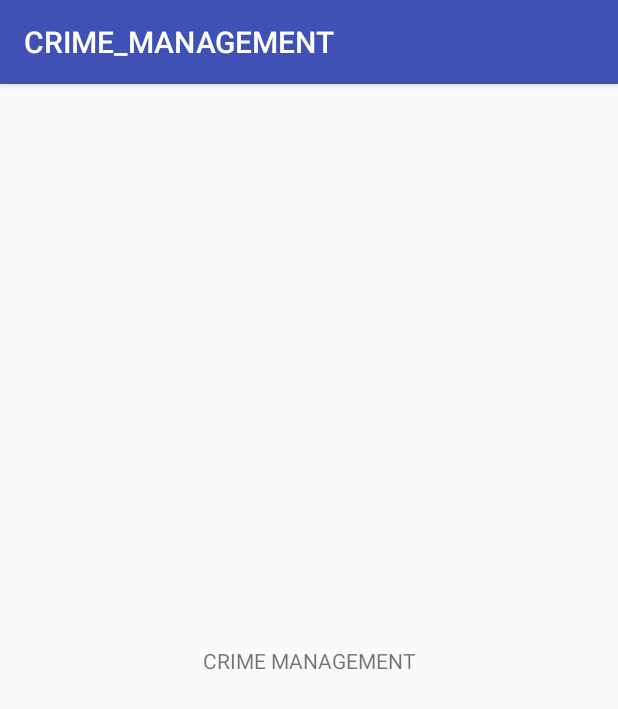
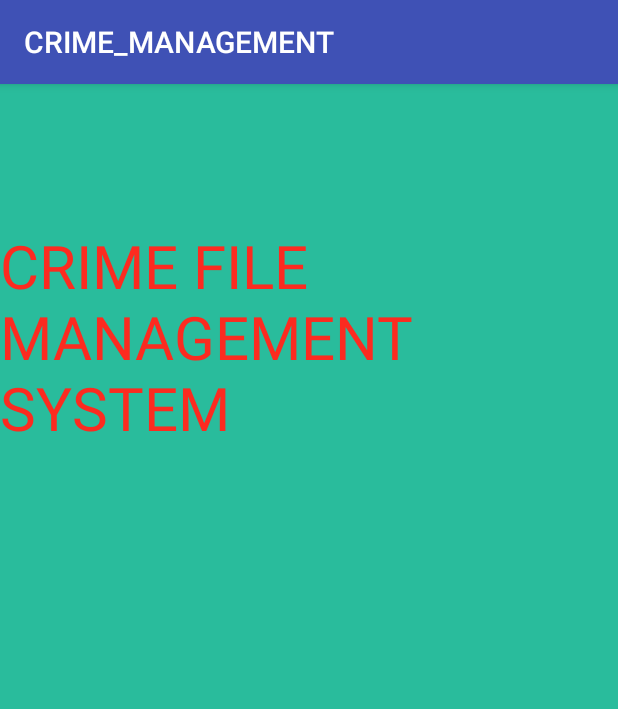
Before and after one commit to HARSHITK48/CRIME_MANAGEMENT, an Android app: the screen it shows after launch (AUTH_ACTIVITY), on a phone screen of 412 x 824 dp. Shown: the top 709 px of the screen. Run offline under Robolectric (Android 15) with nearby library versions, the phone set to English and light mode, and no system bars.

Commit message:
FIRST-HK

```diff
--- a/app/src/main/res/layout/activity_auth__activity.xml
+++ b/app/src/main/res/layout/activity_auth__activity.xml
@@ -1,5 +1,6 @@
 <?xml version="1.0" encoding="utf-8"?>
 <android.support.constraint.ConstraintLayout xmlns:android="http://schemas.android.com/apk/res/android"
+    android:background="#29bc9c"
     xmlns:app="http://schemas.android.com/apk/res-auto"
     xmlns:tools="http://schemas.android.com/tools"
     android:layout_width="match_parent"
@@ -8,11 +9,14 @@
 
     <TextView
         android:layout_width="wrap_content"
-        android:layout_height="wrap_content"
-        android:text="CRIME MANAGEMENT"
+        android:layout_height="147dp"
+        android:text="CRIME FILE MANAGEMENT SYSTEM"
+        android:textColor="#fc2b20"
+        android:textSize="40dp"
         app:layout_constraintBottom_toBottomOf="parent"
         app:layout_constraintLeft_toLeftOf="parent"
         app:layout_constraintRight_toRightOf="parent"
-        app:layout_constraintTop_toTopOf="parent" />
+        app:layout_constraintTop_toTopOf="parent"
+        app:layout_constraintVertical_bias="0.151" />
 
 </android.support.constraint.ConstraintLayout>
```
